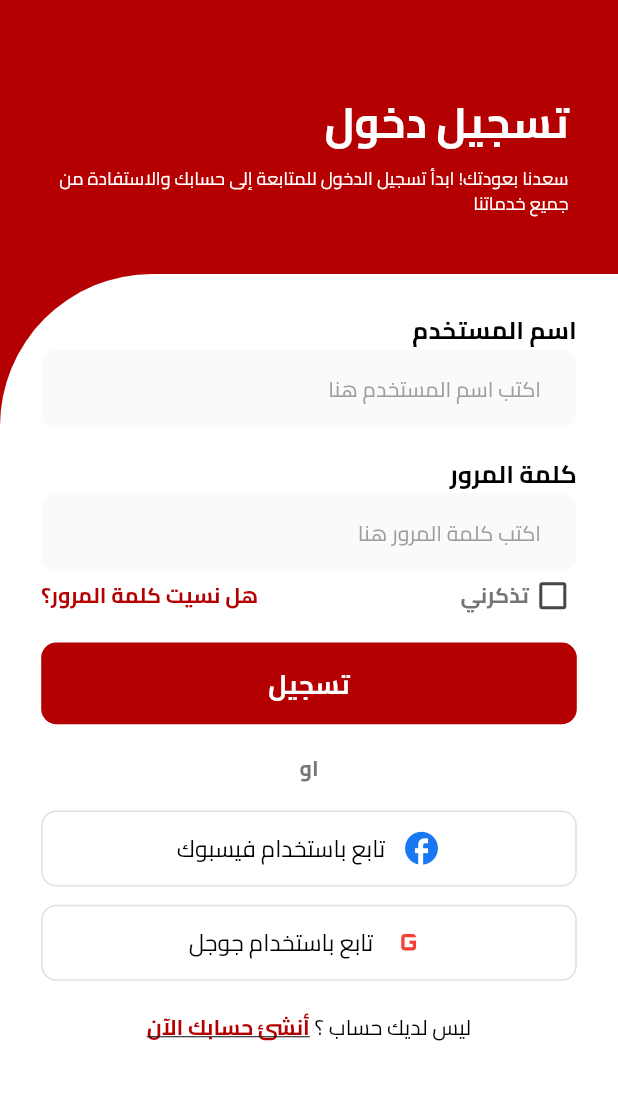
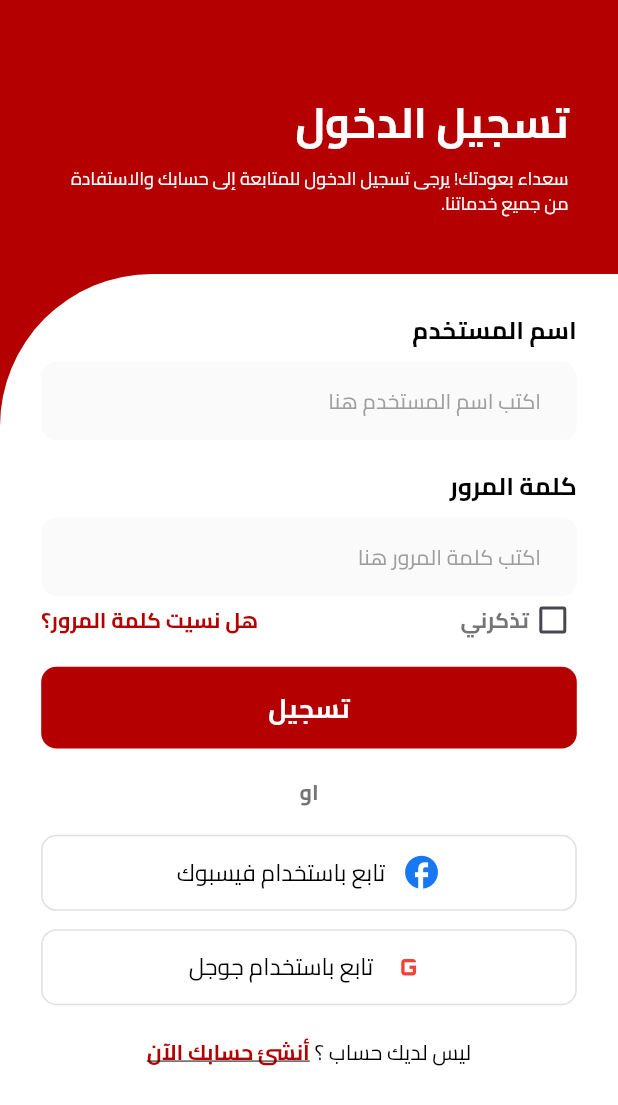
Before and after one commit to EA03cs/Tasteify, a Flutter app: the screen it shows after launch, after a tap on "تخطي", on a phone screen of 412 x 824 dp. Shown: the top 1105 px of the screen. Run offline on Flutter 3.47's test engine with Material 3 defaults, Android fonts, the phone set to English and light mode, and no system bars; our stand-ins replace flutter_screenutil, shared_preferences.

Commit message:
refactor loginScreen and navigate to home screen

```diff
--- a/lib/Feature/Auth/presentation/widgets/Header.dart
+++ b/lib/Feature/Auth/presentation/widgets/Header.dart
@@ -18,7 +18,7 @@ class Header extends StatelessWidget {
         children: [
           SizedBox(height: 60.h),
           Text(
-            'تسجيل دخول',
+            title,
             style: AppTextStyles.titleStyle.copyWith(
               color: AppColors.white,
               fontSize: 26.sp,
@@ -26,7 +26,7 @@ class Header extends StatelessWidget {
           ),
           SizedBox(height: 8.h),
           Text(
-            'سعدنا بعودتك! ابدأ تسجيل الدخول للمتابعة إلى حسابك والاستفادة من جميع خدماتنا',
+            subtitle,
             style: AppTextStyles.bodyStyle.copyWith(
               color: AppColors.white,
               fontSize: 11.sp,
--- a/lib/Feature/Auth/presentation/widgets/LoginForm.dart
+++ b/lib/Feature/Auth/presentation/widgets/LoginForm.dart
@@ -1,10 +1,12 @@
 import 'package:flutter/material.dart';
 import 'package:flutter_screenutil/flutter_screenutil.dart';
+import 'package:tasteify/Core/utils/appText.dart';
+import 'package:tasteify/Feature/Auth/presentation/widgets/loginButton.dart';
+import 'package:tasteify/Feature/Auth/presentation/widgets/loginTextField.dart';
 import 'package:tasteify/Feature/Auth/presentation/widgets/registerNow.dart';
-import '../../../../Core/utils/appText.dart';
+import 'package:tasteify/Feature/Auth/presentation/widgets/rememberandforget.dart';
 import '../../../../Core/utils/colors.dart';
 import 'SocialLogin.dart';
-
 
 class LoginForm extends StatefulWidget {
   const LoginForm({super.key});
@@ -42,17 +44,23 @@ class _LoginFormState extends State<LoginForm> {
           child: Column(
             crossAxisAlignment: CrossAxisAlignment.start,
             children: [
-              _buildTextFieldLabel('اسم المستخدم'),
-              _buildTextField(_usernameController, 'اكتب اسم المستخدم هنا'),
+              LoginTextField(
+                controller: _usernameController,
+                label: 'اسم المستخدم',
+                hint: 'اكتب اسم المستخدم هنا',
+              ),
               SizedBox(height: 18.h),
-              _buildTextFieldLabel('كلمة المرور'),
-              _buildTextField(_passwordController, 'اكتب كلمة المرور هنا',
-                  obscure: true),
-              _buildRememberAndForgotRow(),
+              LoginTextField(
+                controller: _passwordController,
+                label: 'كلمة المرور',
+                hint: 'اكتب كلمة المرور هنا',
+                obscure: true,
+              ),
+              RememberAndForgotRow(),
               SizedBox(height: 15.h),
-              _buildLoginButton(),
+              LoginButton(),
               SizedBox(height: 18.h),
-              _buildDivider(),
+              OrDivider(),
               SizedBox(height: 18.h),
               const SocialLoginButton(
                 icon: Icons.facebook,
@@ -74,111 +82,12 @@ class _LoginFormState extends State<LoginForm> {
       ),
     );
   }
+}
+class OrDivider extends StatelessWidget {
+  const OrDivider({super.key});
 
-  Widget _buildTextFieldLabel(String label) {
-    return Text(
-      label,
-      style: AppTextStyles.bodyStyle.copyWith(fontSize: 15.sp),
-    );
-  }
-
-  Widget _buildTextField(TextEditingController controller, String hint,
-      {bool obscure = false}) {
-    return TextFormField(
-      controller: controller,
-      textAlign: TextAlign.right,
-      obscureText: obscure,
-      decoration: InputDecoration(
-        hintText: hint,
-        hintStyle: TextStyle(
-          color: AppColors.lightGreyText,
-          fontSize: 13.sp,
-          fontFamily: 'Cairo',
-        ),
-        filled: true,
-        fillColor: AppColors.offWhite,
-        border: OutlineInputBorder(
-          borderRadius: BorderRadius.circular(10.r),
-          borderSide: BorderSide.none,
-        ),
-        contentPadding: EdgeInsets.symmetric(
-          horizontal: 18.w,
-          vertical: 14.h,
-        ),
-      ),
-    );
-  }
-
-  Widget _buildRememberAndForgotRow() {
-    return Row(
-      mainAxisAlignment: MainAxisAlignment.spaceBetween,
-      children: [
-        Row(
-          children: [
-            Checkbox(
-              value: false,
-              onChanged: (value) {},
-              activeColor: AppColors.primaryRed,
-              materialTapTargetSize: MaterialTapTargetSize.shrinkWrap,
-              visualDensity: VisualDensity.compact,
-            ),
-            Text(
-              'تذكرني',
-              style: TextStyle(
-                fontSize: 13.sp,
-                fontFamily: 'Cairo',
-                fontWeight: FontWeight.bold,
-                color: AppColors.greyText,
-              ),
-            ),
-          ],
-        ),
-        TextButton(
-          onPressed: () {},
-          style: TextButton.styleFrom(
-            padding: EdgeInsets.zero,
-            minimumSize: Size(0, 0),
-            tapTargetSize: MaterialTapTargetSize.shrinkWrap,
-          ),
-          child: Text(
-            'هل نسيت كلمة المرور؟',
-            style: TextStyle(
-              color: AppColors.primaryRed,
-              fontWeight: FontWeight.bold,
-              fontSize: 13.sp,
-              fontFamily: 'Cairo',
-            ),
-          ),
-        ),
-      ],
-    );
-  }
-
-  Widget _buildLoginButton() {
-    return SizedBox(
-      width: double.infinity,
-      child: ElevatedButton(
-        onPressed: () {},
-        style: ElevatedButton.styleFrom(
-          backgroundColor: AppColors.primaryRed,
-          shape: RoundedRectangleBorder(
-            borderRadius: BorderRadius.circular(10.r),
-          ),
-          padding: EdgeInsets.symmetric(vertical: 14.h),
-          elevation: 0,
-        ),
-        child: Text(
-          'تسجيل',
-          style: AppTextStyles.bodyStyle.copyWith(
-            color: AppColors.white,
-            fontSize: 16.sp,
-          ),
-        ),
-      ),
-    );
-  }
-
-  Widget _buildDivider() {
+  @override
+  Widget build(BuildContext context) {
     return Center(
       child: Text(
         'او',
--- /dev/null
+++ b/lib/Feature/Auth/presentation/widgets/loginButton.dart
@@ -0,0 +1,39 @@
+import 'package:flutter/cupertino.dart';
+import 'package:flutter/material.dart';
+import 'package:tasteify/Core/utils/appText.dart';
+import 'package:tasteify/Core/utils/colors.dart';
+import 'package:flutter_screenutil/flutter_screenutil.dart';
+import 'package:tasteify/Feature/Home/presentation/Screens/Home.dart';
+
+class LoginButton extends StatelessWidget {
+  const LoginButton({super.key});
+
+  @override
+  Widget build(BuildContext context) {
+    return SizedBox(
+      width: double.infinity,
+      child: ElevatedButton(
+        onPressed: () {
+          Navigator.push(context, MaterialPageRoute(builder: (context) {
+            return const HomeScreen();
+          }));
+        },
+        style: ElevatedButton.styleFrom(
+          backgroundColor: AppColors.primaryRed,
+          shape: RoundedRectangleBorder(
+            borderRadius: BorderRadius.circular(10.r),
+          ),
+          padding: EdgeInsets.symmetric(vertical: 14.h),
+          elevation: 0,
+        ),
+        child: Text(
+          'تسجيل',
+          style: AppTextStyles.bodyStyle.copyWith(
+            color: AppColors.white,
+            fontSize: 16.sp,
+          ),
+        ),
+      ),
+    );
+  }
+}
--- /dev/null
+++ b/lib/Feature/Auth/presentation/widgets/loginTextField.dart
@@ -0,0 +1,56 @@
+import 'package:flutter/material.dart';
+import 'package:flutter_screenutil/flutter_screenutil.dart';
+import 'package:tasteify/Core/utils/appText.dart';
+import 'package:tasteify/Core/utils/colors.dart';
+
+class LoginTextField extends StatelessWidget {
+  final TextEditingController controller;
+  final String label;
+  final String hint;
+  final bool obscure;
+
+  const LoginTextField({
+    super.key,
+    required this.controller,
+    required this.label,
+    required this.hint,
+    this.obscure = false,
+  });
+
+  @override
+  Widget build(BuildContext context) {
+    return Column(
+      crossAxisAlignment: CrossAxisAlignment.start,
+      children: [
+        Text(
+          label,
+          style: AppTextStyles.bodyStyle.copyWith(fontSize: 15.sp),
+        ),
+        SizedBox(height: 8.h),
+        TextFormField(
+          controller: controller,
+          textAlign: TextAlign.right,
+          obscureText: obscure,
+          decoration: InputDecoration(
+            hintText: hint,
+            hintStyle: TextStyle(
+              color: AppColors.lightGreyText,
+              fontSize: 13.sp,
+              fontFamily: 'Cairo',
+            ),
+            filled: true,
+            fillColor: AppColors.offWhite,
+            border: OutlineInputBorder(
+              borderRadius: BorderRadius.circular(10.r),
+              borderSide: BorderSide.none,
+            ),
+            contentPadding: EdgeInsets.symmetric(
+              horizontal: 18.w,
+              vertical: 14.h,
+            ),
+          ),
+        ),
+      ],
+    );
+  }
+}
--- a/lib/Feature/Auth/presentation/widgets/registerNow.dart
+++ b/lib/Feature/Auth/presentation/widgets/registerNow.dart
@@ -21,10 +21,7 @@ class RegisterNowText extends StatelessWidget {
           ),
           GestureDetector(
             onTap: () {
-              // Navigator.push(
-              //   context,
-              //   MaterialPageRoute(builder: (_) => const CreateAccountScreen()),
-              // );
+
             },
             child: Text(
               'أنشئ حسابك الآن',
--- /dev/null
+++ b/lib/Feature/Auth/presentation/widgets/rememberandforget.dart
@@ -0,0 +1,72 @@
+import 'package:flutter/cupertino.dart';
+import 'package:flutter/material.dart';
+import 'package:flutter_screenutil/flutter_screenutil.dart';
+import 'package:tasteify/Core/utils/colors.dart';
+
+class RememberAndForgotRow extends StatelessWidget {
+  const RememberAndForgotRow({super.key});
+
+  @override
+  Widget build(BuildContext context) {
+    return Row(
+      mainAxisAlignment: MainAxisAlignment.spaceBetween,
+      children: [
+        RememberMeCheckbox(),
+        ForgotPasswordButton(),
+      ],
+    );
+  }
+}
+
+class RememberMeCheckbox extends StatelessWidget {
+  const RememberMeCheckbox({super.key});
+
+  @override
+  Widget build(BuildContext context) {
+    return Row(
+      children: [
+        Checkbox(
+          value: false,
+          onChanged: (value) {},
+          activeColor: AppColors.primaryRed,
+          materialTapTargetSize: MaterialTapTargetSize.shrinkWrap,
+          visualDensity: VisualDensity.compact,
+        ),
+        Text(
+          'تذكرني',
+          style: TextStyle(
+            fontSize: 13.sp,
+            fontFamily: 'Cairo',
+            fontWeight: FontWeight.bold,
+            color: AppColors.greyText,
+          ),
+        ),
+      ],
+    );
+  }
+}
+
+class ForgotPasswordButton extends StatelessWidget {
+  const ForgotPasswordButton({super.key});
+
+  @override
+  Widget build(BuildContext context) {
+    return TextButton(
+      onPressed: () {},
+      style: TextButton.styleFrom(
+        padding: EdgeInsets.zero,
+        minimumSize: Size(0, 0),
+        tapTargetSize: MaterialTapTargetSize.shrinkWrap,
+      ),
+      child: Text(
+        'هل نسيت كلمة المرور؟',
+        style: TextStyle(
+          color: AppColors.primaryRed,
+          fontWeight: FontWeight.bold,
+          fontSize: 13.sp,
+          fontFamily: 'Cairo',
+        ),
+      ),
+    );
+  }
+}
--- /dev/null
+++ b/lib/Feature/Home/presentation/Screens/Home.dart
@@ -0,0 +1,15 @@
+import 'package:flutter/cupertino.dart';
+import 'package:flutter/material.dart';
+
+class HomeScreen extends StatelessWidget {
+  const HomeScreen({super.key});
+
+  @override
+  Widget build(BuildContext context) {
+    return const Scaffold(
+      body: Center(
+        child: Text('Home Screen'),
+      ),
+    );
+  }
+}
--- a/lib/main.dart
+++ b/lib/main.dart
@@ -29,7 +29,6 @@ class MyApp extends StatelessWidget {
           GlobalCupertinoLocalizations.delegate,
         ],
 
-        // RTL Direction
         builder: (context, child) {
           return Directionality(
             textDirection: TextDirection.rtl,
```
